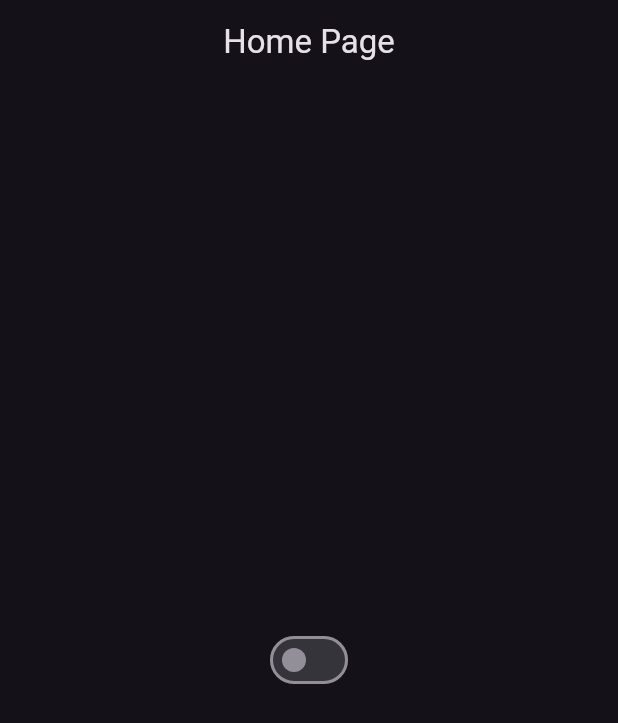
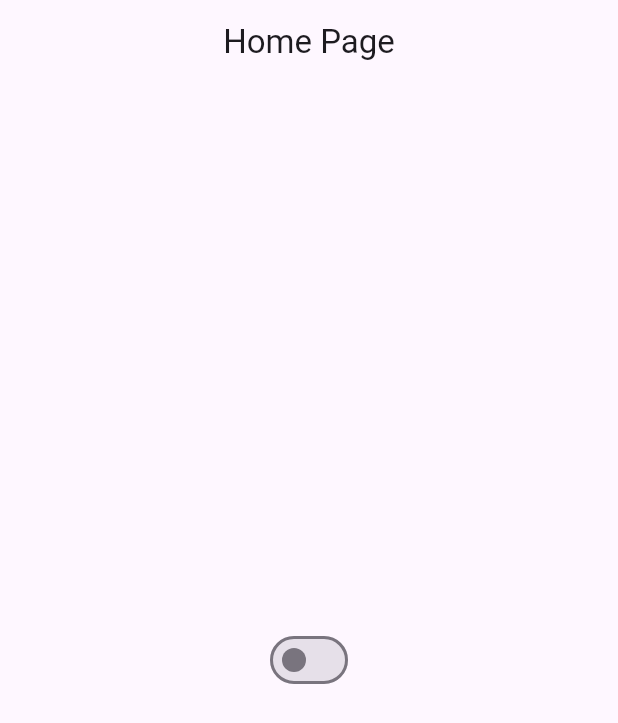
Before and after one commit to adrielhenry33/arq-app-practice, a Flutter app: the screen it shows after launch, on a phone screen of 412 x 824 dp. Shown: the top 723 px of the screen. Run offline on Flutter 3.47's test engine with Material 3 defaults, Android fonts, the phone set to English and light mode, and no system bars.

Commit message:
feat: switch value with Appcontroller instance

```diff
--- a/lib/app/app_widget.dart
+++ b/lib/app/app_widget.dart
@@ -2,7 +2,7 @@
 e os widgets que não serão tão vistos ou serão componentes do nosso aplicativo
 */
 
-
+import 'package:arq_app/app/controllers/app_controller.dart';
 import 'package:arq_app/app/pages/home/home_page.dart';
 import 'package:flutter/material.dart';
 
@@ -11,13 +11,15 @@ class AppWidget extends StatelessWidget {
 
   @override
   Widget build(BuildContext context) {
-    return MaterialApp(
-      title: 'Flutter Demo',
-      theme: ThemeData(
-
-        brightness: Brightness.dark
-      ),
-      home: const HomePage(),
+    return ValueListenableBuilder<bool>(
+      valueListenable: AppController.instance.themeSwicht,
+      builder: (context, isDart, child) {
+        return MaterialApp(
+          title: 'Flutter Demo',
+          theme: ThemeData(brightness: isDart ? Brightness.dark : Brightness.light),
+          home: const HomePage(),
+        );
+      },
     );
   }
 }
--- a/lib/app/components/custom_switch_widget.dart
+++ b/lib/app/components/custom_switch_widget.dart
@@ -1,3 +1,4 @@
+import 'package:arq_app/app/controllers/app_controller.dart';
 import 'package:flutter/material.dart';
 
 //Widgets customizados como boa pratica devem ser statless ao inves de stateFull
@@ -8,8 +9,8 @@ class CustomSwitchWidget extends StatelessWidget {
 
   @override
   Widget build(BuildContext context) {
-    return Switch(value: false, onChanged: (value) {
-
+    return Switch(value: AppController.instance.themeSwicht.value, onChanged: (value) {
+      AppController.instance.changeTheme(value);
     },);
   }
 }
```
